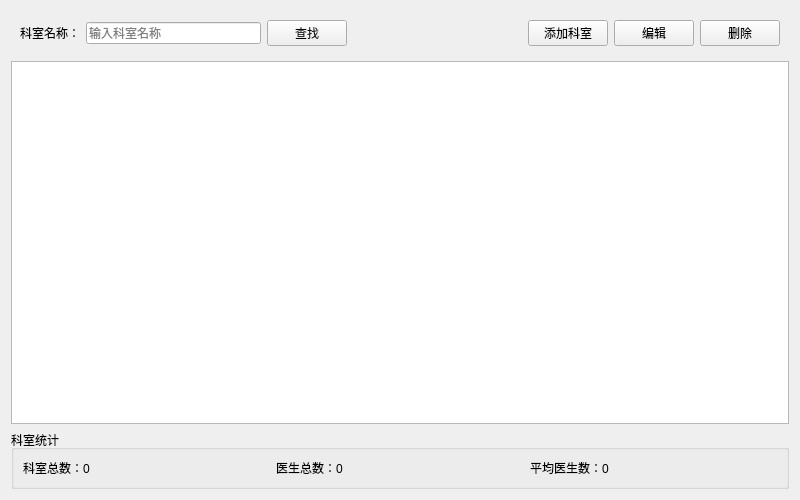
First picture: the form in departmentview.ui, repository jiaminxu-design/qt-medical_system, before the edit.
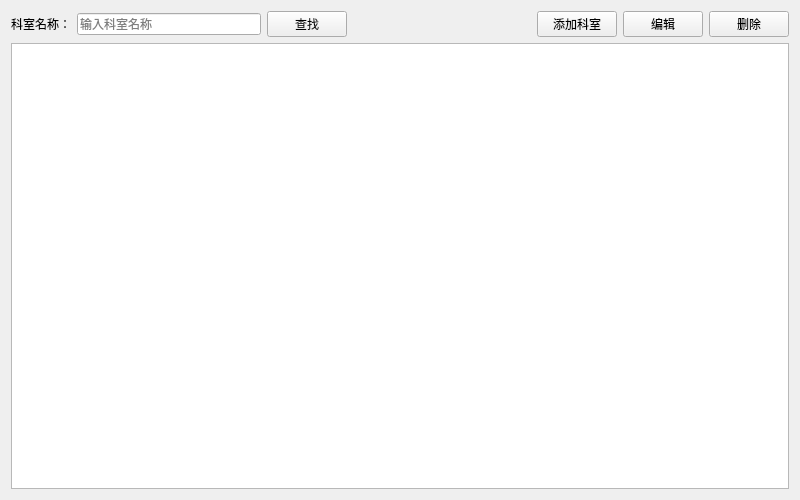
Second picture: the form after the edit.

Commit message: 所有ui界面完成初步设计

```diff
--- a/departmentview.ui
+++ b/departmentview.ui
@@ -16,10 +16,6 @@
   <layout class="QVBoxLayout" name="verticalLayout">
    <!-- 搜索区域（增加<item>包裹） -->
    <item>
-    <widget class="QWidget" name="searchWidget">
-     <property name="enabled">
-      <bool>true</bool>
-     </property>
      <layout class="QHBoxLayout" name="horizontalLayout">
       <item>
        <widget class="QLabel" name="label">
@@ -77,10 +73,7 @@
        </widget>
       </item>
      </layout>
-    </widget>
    </item>
-
-   <!-- 科室列表表格（增加<item>包裹） -->
    <item>
     <widget class="QTableView" name="tableView">
      <property name="alternatingRowColors">
@@ -92,38 +85,6 @@
      <property name="selectionBehavior">
       <enum>QAbstractItemView::SelectRows</enum>
      </property>
-    </widget>
-   </item>
-
-   <!-- 科室统计（增加<item>包裹） -->
-   <item>
-    <widget class="QGroupBox" name="groupBoxStats">
-     <property name="title">
-      <string>科室统计</string>
-     </property>
-     <layout class="QHBoxLayout" name="horizontalLayout_2">
-      <item>
-       <widget class="QLabel" name="labelDeptCount">
-        <property name="text">
-         <string>科室总数：0</string>
-        </property>
-       </widget>
-      </item>
-      <item>
-       <widget class="QLabel" name="labelDoctorCount">
-        <property name="text">
-         <string>医生总数：0</string>
-        </property>
-       </widget>
-      </item>
-      <item>
-       <widget class="QLabel" name="labelAvgDoctors">
-        <property name="text">
-         <string>平均医生数：0</string>
-        </property>
-       </widget>
-      </item>
-     </layout>
     </widget>
    </item>
   </layout>
```
Left out of the diff: 1 changed line with no effect on the pictures. Lines whose indentation alone changed are shown as unchanged. The commit also changes 4 other files.
